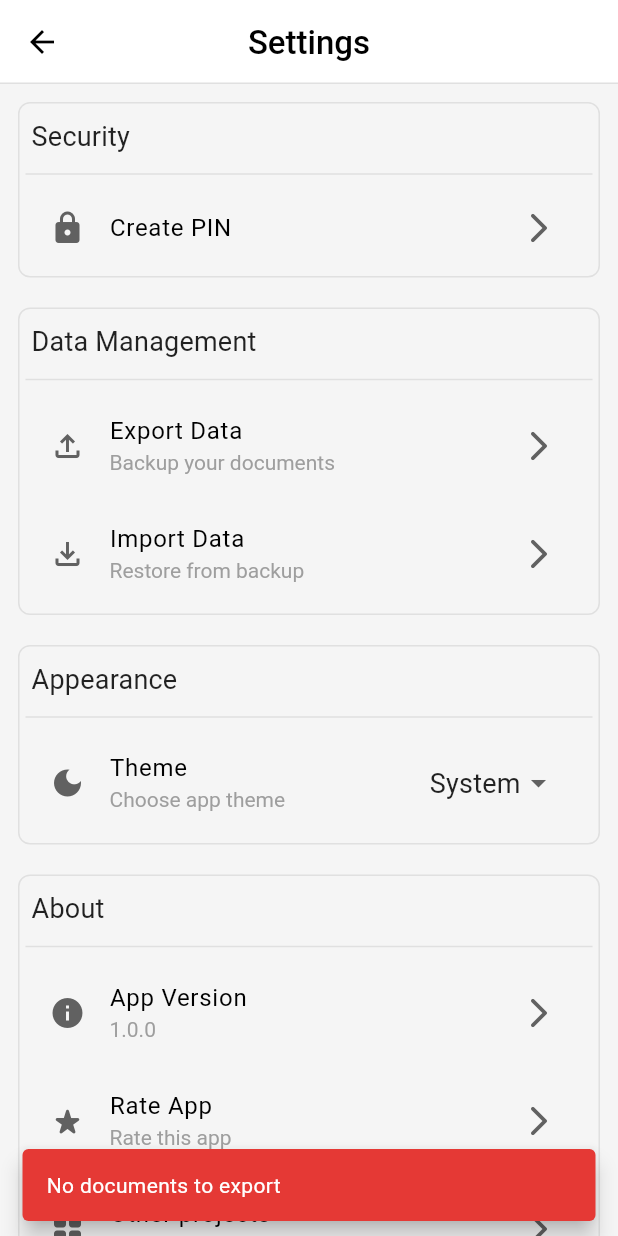
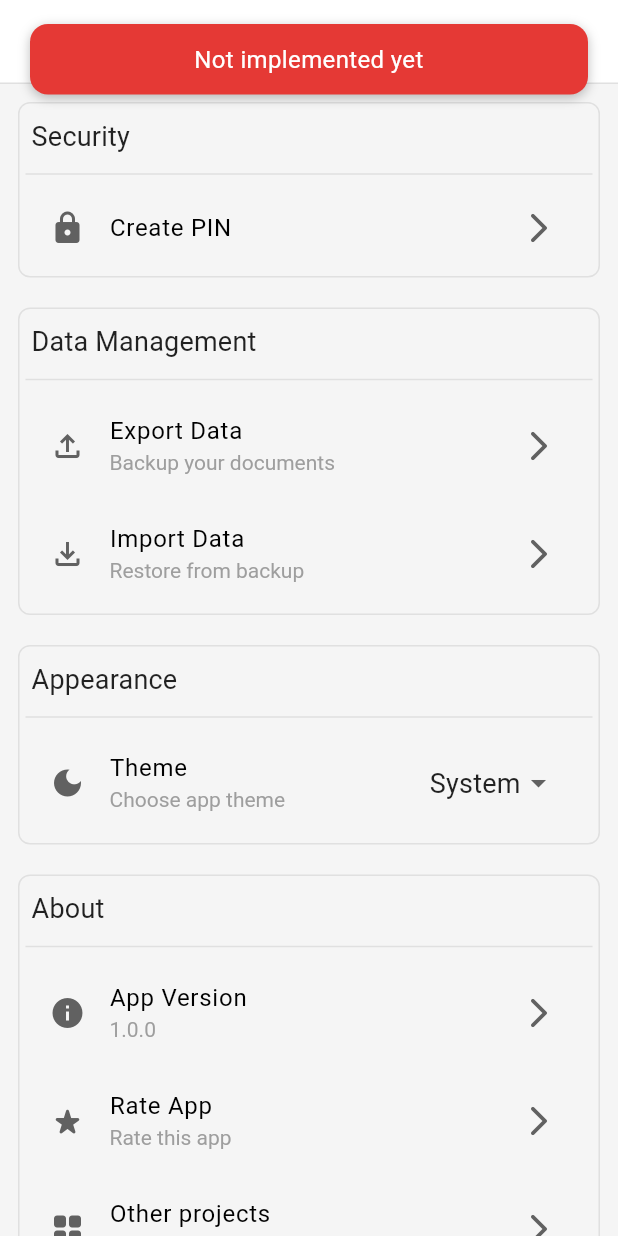
Before and after one commit to itschillipill/My-Documents-App, a Flutter app: the SettingsPage screen opened directly, after a tap on "Export Data", on a phone screen of 412 x 824 dp. Run offline on Flutter 3.47's test engine with Material 3 defaults, Android fonts, the phone set to English and light mode, and no system bars; our stand-ins replace equatable, file_picker, flutter_bloc, flutter_local_notifications, flutter_secure_storage, flutter_speed_dial and 8 more; missing offline and left inert: dart:html, window_manager; accounts and stored records are empty.

Commit message:
small fixes

```diff
--- a/lib/src/core/extensions/extensions.dart
+++ b/lib/src/core/extensions/extensions.dart
@@ -1,7 +1,6 @@
 import 'package:flutter/material.dart';
 import 'package:intl/intl.dart' show DateFormat;
 import 'package:my_documents/src/dependencies/dependencies.dart';
-import 'package:my_documents/src/utils/sevices/notification/notification_service.dart';
 
 import '../../dependencies/widgets/dependencies_scope.dart';
 import '../../widgets/border_box.dart';
@@ -9,7 +8,6 @@ import '../../widgets/border_box.dart';
 extension BuildContextX on BuildContext {
   Dependencies get deps => DependenciesScope.of(this);
   ThemeData get theme => Theme.of(this);
-  NotificationService? get notificationService => null;
 }
 
 extension DateExtension on DateTime {
@@ -20,5 +18,5 @@ extension DateExtension on DateTime {
 
 extension WidgetX on Widget {
   Widget withBorder({EdgeInsets? padding}) =>
-      BorderBox(padding: padding, child: this);
+      BorderBox(padding: padding, width: double.infinity, child: this);
 }
--- a/lib/src/features/documents/model/document_status.dart
+++ b/lib/src/features/documents/model/document_status.dart
@@ -3,7 +3,7 @@ part of 'document.dart';
 enum DocumentStatus {
   functionating(color: AppPalette.secondaryColor, statusText: "Functionating"),
   expairing(color: AppPalette.warningColor, statusText: "Expiring soon"),
-  expaired(color: AppPalette.errorColor, statusText: "Expired");
+  expired(color: AppPalette.errorColor, statusText: "Expired");
 
   final Color color;
   final String statusText;
--- a/lib/src/features/settings/pages/settings_page.dart
+++ b/lib/src/features/settings/pages/settings_page.dart
@@ -5,6 +5,7 @@ import 'package:my_documents/src/core/extensions/extensions.dart';
 import 'package:my_documents/src/features/auth/auth_executor.dart';
 import 'package:my_documents/src/features/settings/cubit/settings_cubit.dart';
 import 'package:my_documents/src/features/folders/widgets/section_block.dart';
+import 'package:my_documents/src/features/settings/widgets/action_tile.dart';
 import 'package:my_documents/src/utils/sevices/message_service.dart';
 
 import '../../../utils/page_transition/app_page_route.dart';
@@ -165,7 +166,7 @@ class _SettingsPageState extends State<SettingsPage> {
                       children:
                           authExecutor.hasPassword
                               ? [
-                                _buildTile(
+                                settingsTile(
                                   icon: Icons.lock_rounded,
                                   title: "Change PIN",
                                   subtitle: "Update your security PIN",
@@ -175,7 +176,7 @@ class _SettingsPageState extends State<SettingsPage> {
                                         verifyOld: true,
                                       ),
                                 ),
-                                _buildTile(
+                                settingsTile(
                                   icon: Icons.delete_forever,
                                   iconColor: Colors.red,
                                   title: "Delete PIN",
@@ -208,7 +209,7 @@ class _SettingsPageState extends State<SettingsPage> {
                                 ),
                               ]
                               : [
-                                _buildTile(
+                                settingsTile(
                                   icon: Icons.lock_rounded,
                                   title: "Create PIN",
                                   onTap: () => _createOrChangePin(authExecutor),
@@ -219,36 +220,17 @@ class _SettingsPageState extends State<SettingsPage> {
                     SectionBlock(
                       title: "Data Management",
                       children: [
-                        _buildTile(
+                        settingsTile(
                           icon: Icons.file_upload_outlined,
                           title: "Export Data",
                           subtitle: "Backup your documents",
                           onTap: () async => await FileService.exportData(),
                         ),
-                        _buildTile(
+                        settingsTile(
                           icon: Icons.file_download_outlined,
                           title: "Import Data",
                           subtitle: "Restore from backup",
                           onTap: () async => await FileService.importData(),
-                          // onTap: () async {
-                          //   try {
-                          //     final res = await MessageService.showLoading(
-                          //       fn: () async {
-                          //         await Future.delayed(Duration(seconds: 10));
-                          //         //не должно сработать
-                          //         return "done";
-                          //       },
-                          //       timeout: Duration(seconds: 15),
-                          //       message: "Cooking somthing...",
-                          //     );
-                          //     debugPrint(res);
-                          //   } catch (e) {
-                          //     MessageService.showErrorSnack(
-                          //       "Error importing data",
-                          //     );
-                          //     debugPrint(e.toString());
-                          //   }
-                          // },
                         ),
                       ],
                     ),
@@ -290,17 +272,17 @@ class _SettingsPageState extends State<SettingsPage> {
                     SectionBlock(
                       title: "About",
                       children: [
-                        _buildTile(
+                        settingsTile(
                           icon: Icons.info,
                           title: "App Version",
                           subtitle: Constants.appVersion,
                         ),
-                        _buildTile(
+                        settingsTile(
                           icon: Icons.star_rate_rounded,
                           title: "Rate App",
                           subtitle: "Rate this app",
                         ),
-                        _buildTile(
+                        settingsTile(
                           icon: Icons.grid_view_rounded,
                           title: "Other projects",
                           subtitle: "More projects from our team!",
@@ -331,19 +313,3 @@ class _SettingsPageState extends State<SettingsPage> {
     );
   }
 }
-
-ListTile _buildTile({
-  required IconData icon,
-  required String title,
-  String? subtitle,
-  Color? iconColor,
-  VoidCallback? onTap,
-}) {
-  return ListTile(
-    leading: Icon(icon, color: iconColor),
-    title: Text(title),
-    subtitle: subtitle != null ? Text(subtitle) : null,
-    trailing: const Icon(Icons.arrow_forward_ios_rounded),
-    onTap: onTap,
-  );
-}
--- /dev/null
+++ b/lib/src/features/settings/widgets/action_tile.dart
@@ -0,0 +1,17 @@
+import 'package:flutter/material.dart';
+
+ListTile settingsTile({
+  required IconData icon,
+  required String title,
+  String? subtitle,
+  Color? iconColor,
+  VoidCallback? onTap,
+}) {
+  return ListTile(
+    leading: Icon(icon, color: iconColor),
+    title: Text(title),
+    subtitle: subtitle != null ? Text(subtitle) : null,
+    trailing: const Icon(Icons.arrow_forward_ios_rounded),
+    onTap: onTap,
+  );
+}
--- a/lib/src/utils/sevices/file_service.dart
+++ b/lib/src/utils/sevices/file_service.dart
@@ -1,5 +1,4 @@
 import 'dart:io';
-import 'package:archive/archive_io.dart';
 import 'package:crypto/crypto.dart';
 import 'package:file_picker/file_picker.dart';
 import 'package:flutter/material.dart';
@@ -180,47 +179,48 @@ class FileService {
   }
 
   static Future<void> exportData({List<Document> documents = const []}) async {
-    if (documents.isEmpty) {
-      MessageService.showErrorSnack("No documents to export");
-      return;
-    }
-    final tmpDir = await getTemporaryDirectory();
-    final backupPath = p.join(tmpDir.path, "backup.zip");
-    final encoder = ZipFileEncoder();
-    encoder.create(backupPath);
+    MessageService.showErrorToast("Not implemented yet");
+    //   if (documents.isEmpty) {
+    //     MessageService.showErrorSnack("No documents to export");
+    //     return;
+    //   }
+    //   final tmpDir = await getTemporaryDirectory();
+    //   final backupPath = p.join(tmpDir.path, "backup.zip");
+    //   final encoder = ZipFileEncoder();
+    //   encoder.create(backupPath);
 
-    final dbFile = File(
-      '${(await getApplicationDocumentsDirectory()).path}/my_database.db',
-    );
-    if (await dbFile.exists()) {
-      encoder.addFile(dbFile);
-    }
+    //   final dbFile = File(
+    //     '${(await getApplicationDocumentsDirectory()).path}/my_database.db',
+    //   );
+    //   if (await dbFile.exists()) {
+    //     encoder.addFile(dbFile);
+    //   }
 
-    final addedPaths = <String>{};
+    //   final addedPaths = <String>{};
 
-    for (final doc in documents) {
-      for (final version in doc.versions) {
-        final path = version.filePath;
-        if (path.isEmpty || addedPaths.contains(path)) continue;
+    //   for (final doc in documents) {
+    //     for (final version in doc.versions) {
+    //       final path = version.filePath;
+    //       if (path.isEmpty || addedPaths.contains(path)) continue;
 
-        final file = File(path);
-        if (await file.exists()) {
-          try {
-            encoder.addFile(file);
-            addedPaths.add(path);
-          } catch (e) {
-            debugPrint("Failed to add file $path: $e");
-          }
-        } else {
-          debugPrint("Missing file: $path");
-        }
-      }
-    }
+    //       final file = File(path);
+    //       if (await file.exists()) {
+    //         try {
+    //           encoder.addFile(file);
+    //           addedPaths.add(path);
+    //         } catch (e) {
+    //           debugPrint("Failed to add file $path: $e");
+    //         }
+    //       } else {
+    //         debugPrint("Missing file: $path");
+    //       }
+    //     }
+    //   }
 
-    encoder.close();
-    debugPrint("saved to $backupPath");
-    await SharePlus.instance.share(
-      ShareParams(files: [XFile(backupPath)], text: "My Documents Backup"),
-    );
+    //   encoder.close();
+    //   debugPrint("saved to $backupPath");
+    //   await SharePlus.instance.share(
+    //     ShareParams(files: [XFile(backupPath)], text: "My Documents Backup"),
+    //   );
   }
 }
--- /dev/null
+++ b/lib/src/widgets/toast_wiget.dart
@@ -0,0 +1,73 @@
+import 'package:flutter/material.dart';
+
+class ToastWidget extends StatefulWidget {
+  final String message;
+  final Color background;
+
+  const ToastWidget({
+    super.key,
+    required this.message,
+    required this.background,
+  });
+
+  @override
+  State<ToastWidget> createState() => _ToastWidgetState();
+}
+
+class _ToastWidgetState extends State<ToastWidget>
+    with SingleTickerProviderStateMixin {
+  late final AnimationController _controller = AnimationController(
+    vsync: this,
+    duration: const Duration(milliseconds: 300),
+  );
+  late final Animation<Offset> _offsetAnimation = Tween(
+    begin: const Offset(0, -1),
+    end: const Offset(0, 0),
+  ).animate(CurvedAnimation(parent: _controller, curve: Curves.easeOut));
+
+  @override
+  void initState() {
+    super.initState();
+    _controller.forward();
+  }
+
+  @override
+  Widget build(BuildContext context) {
+    return Positioned(
+      top: MediaQuery.of(context).padding.top + 16,
+      left: 20,
+      right: 20,
+      child: SlideTransition(
+        position: _offsetAnimation,
+        child: Material(
+          color: Colors.transparent,
+          child: Container(
+            padding: const EdgeInsets.symmetric(horizontal: 16, vertical: 12),
+            decoration: BoxDecoration(
+              color: widget.background,
+              borderRadius: BorderRadius.circular(12),
+              boxShadow: [
+                BoxShadow(
+                  color: Colors.black26,
+                  blurRadius: 6,
+                  offset: Offset(0, 2),
+                ),
+              ],
+            ),
+            child: Text(
+              widget.message,
+              style: const TextStyle(color: Colors.white, fontSize: 16),
+              textAlign: TextAlign.center,
+            ),
+          ),
+        ),
+      ),
+    );
+  }
+
+  @override
+  void dispose() {
+    _controller.dispose();
+    super.dispose();
+  }
+}
--- a/pubspec.yaml
+++ b/pubspec.yaml
@@ -55,6 +55,7 @@ dependencies:
   share_plus: ^12.0.1
   archive: ^4.0.7
   timezone: ^0.10.1
+  flutter_local_notifications: ^19.5.0
 
 dev_dependencies:
   flutter_test:
```
Also changed, not shown: lib/src/features/documents/model/document_extension.dart (+14 -15 lines), lib/src/features/documents/pages/document_view_page.dart (+11 -32 lines), lib/src/features/documents/widgets/document_card.dart (+1 -12 lines), lib/src/features/documents/widgets/document_error_page.dart (added, +28 -0 lines), lib/src/features/folders/model/folder.dart (+7 -1 lines), lib/src/utils/sevices/message_service.dart (+5 -99 lines), lib/src/utils/sevices/notification/desktop_notification_service.dart (deleted, +0 -28 lines), lib/src/utils/sevices/notification/mobile_notification_service.dart (deleted, +0 -28 lines), lib/src/utils/sevices/notification/notification_service.dart (+58 -5 lines), lib/src/widgets/loading_overlay.dart (added, +39 -0 lines), pubspec.lock, 2 other files.
